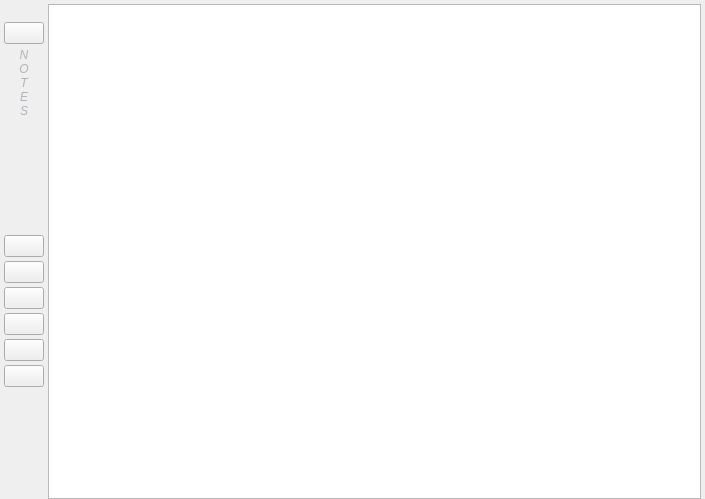
Above: snapcraft-qt/notes.ui from snapcraft-gui/snapcraft-gui before the change. Below: the same form after it.
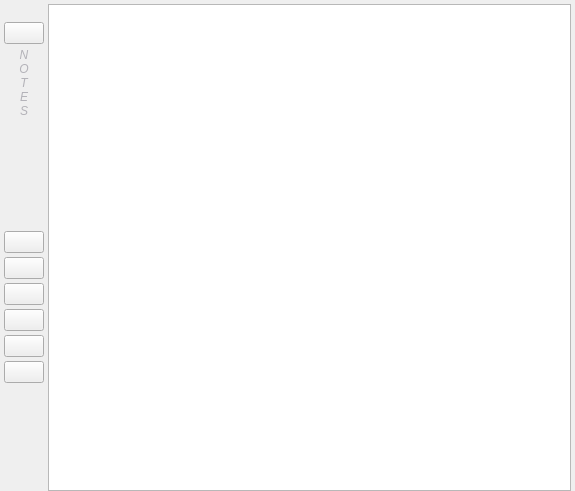
That is the form after the change. Icons and pictures are not drawn.

Commit message: resize notes ui

Patch:
```diff
--- a/snapcraft-qt/notes.ui
+++ b/snapcraft-qt/notes.ui
@@ -6,8 +6,8 @@
    <rect>
     <x>0</x>
     <y>0</y>
-    <width>705</width>
-    <height>499</height>
+    <width>575</width>
+    <height>491</height>
    </rect>
   </property>
   <property name="windowTitle">
```
